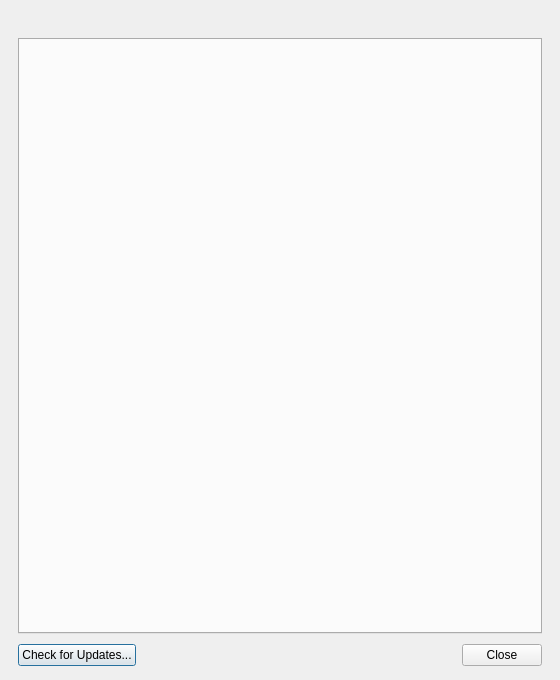
Above: main_dialog.ui from Syano18/GeoFASU_Mod before the change. Below: the same form after it.
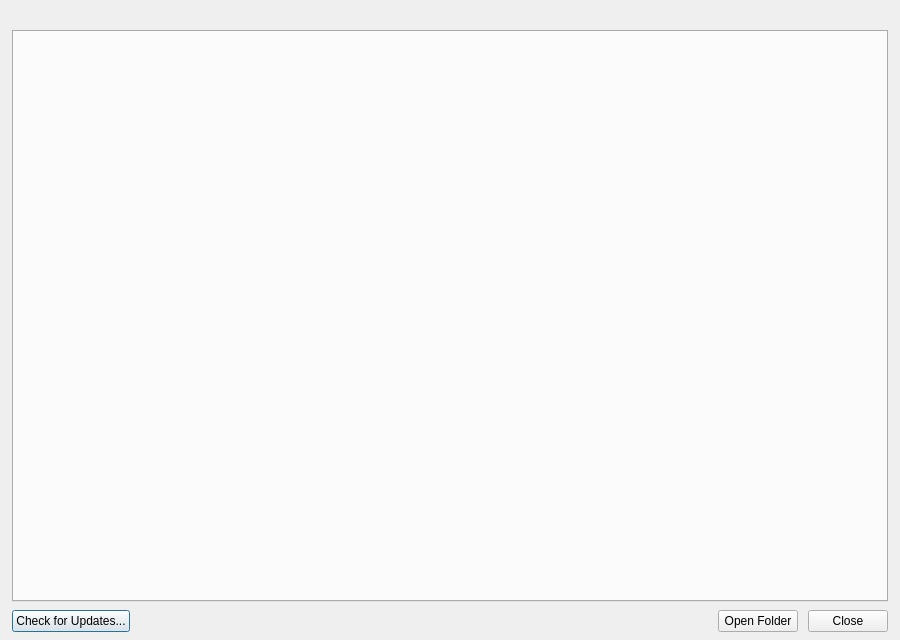
That is the form after the change.

The edit to the form file:
```diff
--- a/main_dialog.ui
+++ b/main_dialog.ui
@@ -6,14 +6,14 @@
    <rect>
     <x>0</x>
     <y>0</y>
-    <width>560</width>
-    <height>680</height>
+    <width>900</width>
+    <height>640</height>
    </rect>
   </property>
   <property name="minimumSize">
    <size>
-    <width>520</width>
-    <height>640</height>
+    <width>640</width>
+    <height>420</height>
    </size>
   </property>
   <property name="windowTitle">
@@ -21,19 +21,19 @@
   </property>
   <layout class="QVBoxLayout" name="mainLayout">
    <property name="spacing">
-    <number>10</number>
+    <number>8</number>
    </property>
    <property name="leftMargin">
-    <number>18</number>
+    <number>12</number>
    </property>
    <property name="topMargin">
-    <number>14</number>
+    <number>8</number>
    </property>
    <property name="rightMargin">
-    <number>18</number>
+    <number>12</number>
    </property>
    <property name="bottomMargin">
-    <number>14</number>
+    <number>8</number>
    </property>
    <item>
     <widget class="QLabel" name="iconLabel">
@@ -80,6 +80,16 @@
        </property>
       </spacer>
      </item>
+     <item>
+      <widget class="QPushButton" name="btn_open_folder">
+       <property name="cursor">
+        <cursorShape>PointingHandCursor</cursorShape>
+       </property>
+       <property name="text">
+        <string>Open Folder</string>
+       </property>
+      </widget>
+     </item>
      <item>
       <widget class="QPushButton" name="btn_close">
        <property name="cursor">
```
